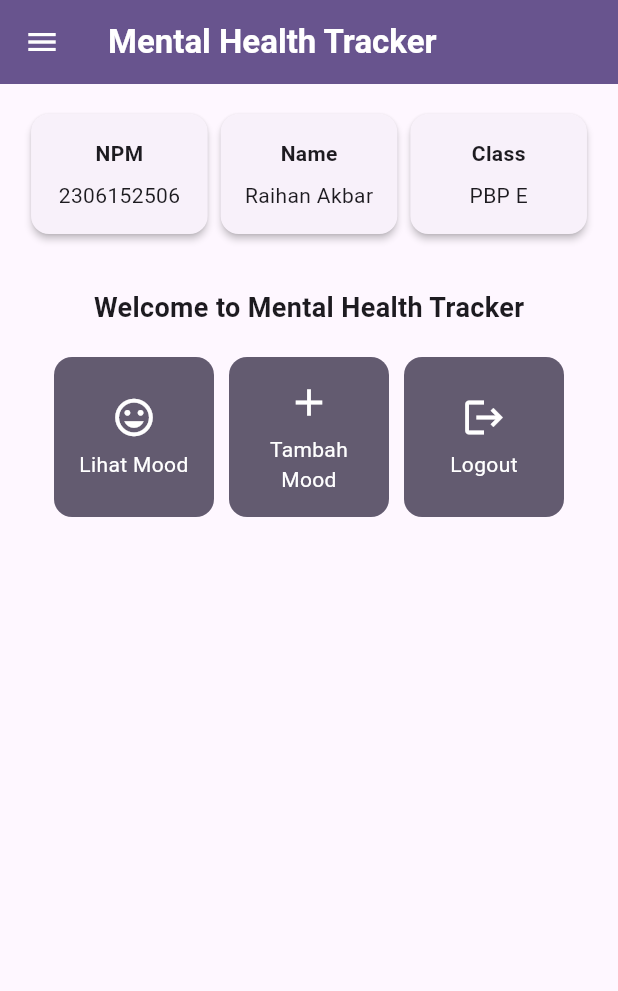
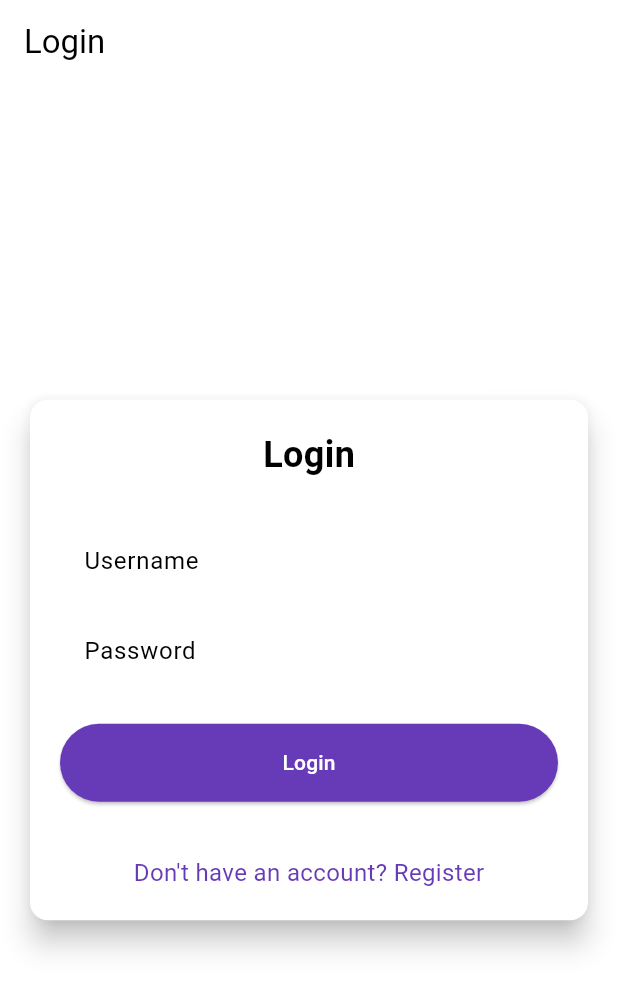
Before and after one commit to DaoistXuandu/mental_health_tracker, a Flutter app: the screen it shows after launch, on a phone screen of 412 x 824 dp. Shown: the top 991 px of the screen. Run offline on Flutter 3.47's test engine with Material 3 defaults, Android fonts, the phone set to English and light mode, and no system bars; missing offline and left inert: pbp_django_auth.

Commit message:
tutorial 8

```diff
--- a/lib/main.dart
+++ b/lib/main.dart
@@ -1,4 +1,7 @@
 import 'package:flutter/material.dart';
+import 'package:mental_health_tracker/screens/login.dart';
+import 'package:pbp_django_auth/pbp_django_auth.dart';
+import 'package:provider/provider.dart';
 import 'package:mental_health_tracker/screens/menu.dart';
 
 void main() {
@@ -8,31 +11,23 @@ void main() {
 class MyApp extends StatelessWidget {
   const MyApp({super.key});
 
-  // This widget is the root of your application.
   @override
   Widget build(BuildContext context) {
-    return MaterialApp(
-      title: 'Flutter Demo',
-      theme: ThemeData(
-        // This is the theme of your application.
-        //
-        // TRY THIS: Try running your application with "flutter run". You'll see
-        // the application has a purple toolbar. Then, without quitting the app,
-        // try changing the seedColor in the colorScheme below to Colors.green
-        // and then invoke "hot reload" (save your changes or press the "hot
-        // reload" button in a Flutter-supported IDE, or press "r" if you used
-        // the command line to start the app).
-        //
-        // Notice that the counter didn't reset back to zero; the application
-        // state is not lost during the reload. To reset the state, use hot
-        // restart instead.
-        //
-        // This works for code too, not just values: Most code changes can be
-        // tested with just a hot reload.
-        colorScheme: ColorScheme.fromSeed(seedColor: Colors.deepPurple),
-        useMaterial3: true,
+    return Provider(
+      create: (_) {
+        CookieRequest request = CookieRequest();
+        return request;
+      },
+      child: MaterialApp(
+        title: 'Mental Health Tracker',
+        theme: ThemeData(
+          useMaterial3: true,
+          colorScheme: ColorScheme.fromSwatch(
+            primarySwatch: Colors.deepPurple,
+          ).copyWith(secondary: Colors.deepPurple[400]),
+        ),
+        home: LoginPage(),
       ),
-      home: MyHomePage(),
     );
   }
 }
--- /dev/null
+++ b/lib/screens/login.dart
@@ -0,0 +1,182 @@
+import 'package:mental_health_tracker/screens/menu.dart';
+import 'package:flutter/material.dart';
+import 'package:mental_health_tracker/screens/register.dart';
+import 'package:pbp_django_auth/pbp_django_auth.dart';
+import 'package:provider/provider.dart';
+// TODO: Import halaman RegisterPage jika sudah dibuat
+
+void main() {
+  runApp(const LoginApp());
+}
+
+class LoginApp extends StatelessWidget {
+  const LoginApp({super.key});
+
+  @override
+  Widget build(BuildContext context) {
+    return MaterialApp(
+      title: 'Login',
+      theme: ThemeData(
+        useMaterial3: true,
+        colorScheme: ColorScheme.fromSwatch(
+          primarySwatch: Colors.deepPurple,
+        ).copyWith(secondary: Colors.deepPurple[400]),
+      ),
+      home: const LoginPage(),
+    );
+  }
+}
+
+class LoginPage extends StatefulWidget {
+  const LoginPage({super.key});
+
+  @override
+  State<LoginPage> createState() => _LoginPageState();
+}
+
+class _LoginPageState extends State<LoginPage> {
+  final TextEditingController _usernameController = TextEditingController();
+  final TextEditingController _passwordController = TextEditingController();
+
+  @override
+  Widget build(BuildContext context) {
+    final request = context.watch<CookieRequest>();
+
+    return Scaffold(
+      appBar: AppBar(
+        title: const Text('Login'),
+      ),
+      body: Center(
+        child: SingleChildScrollView(
+          padding: const EdgeInsets.all(16.0),
+          child: Card(
+            elevation: 8,
+            shape: RoundedRectangleBorder(
+              borderRadius: BorderRadius.circular(12.0),
+            ),
+            child: Padding(
+              padding: const EdgeInsets.all(20.0),
+              child: Column(
+                mainAxisSize: MainAxisSize.min,
+                children: [
+                  const Text(
+                    'Login',
+                    style: TextStyle(
+                      fontSize: 24.0,
+                      fontWeight: FontWeight.bold,
+                    ),
+                  ),
+                  const SizedBox(height: 30.0),
+                  TextField(
+                    controller: _usernameController,
+                    decoration: const InputDecoration(
+                      labelText: 'Username',
+                      hintText: 'Enter your username',
+                      border: OutlineInputBorder(
+                        borderRadius: BorderRadius.all(Radius.circular(12.0)),
+                      ),
+                      contentPadding:
+                          EdgeInsets.symmetric(horizontal: 12.0, vertical: 8.0),
+                    ),
+                  ),
+                  const SizedBox(height: 12.0),
+                  TextField(
+                    controller: _passwordController,
+                    decoration: const InputDecoration(
+                      labelText: 'Password',
+                      hintText: 'Enter your password',
+                      border: OutlineInputBorder(
+                        borderRadius: BorderRadius.all(Radius.circular(12.0)),
+                      ),
+                      contentPadding:
+                          EdgeInsets.symmetric(horizontal: 12.0, vertical: 8.0),
+                    ),
+                    obscureText: true,
+                  ),
+                  const SizedBox(height: 24.0),
+                  ElevatedButton(
+                    onPressed: () async {
+                      String username = _usernameController.text;
+                      String password = _passwordController.text;
+
+                      // Cek kredensial
+                      // TODO: Ganti URL dan jangan lupa tambahkan trailing slash (/) di akhir URL!
+                      // Untuk menyambungkan Android emulator dengan Django pada localhost,
+                      // gunakan URL http://10.0.2.2/
+                      final response = await request
+                          .login("http://127.0.0.1:8000/auth/login/", {
+                        'username': username,
+                        'password': password,
+                      });
+
+                      if (request.loggedIn) {
+                        String message = response['message'];
+                        String uname = response['username'];
+                        if (context.mounted) {
+                          Navigator.pushReplacement(
+                            context,
+                            MaterialPageRoute(
+                                builder: (context) => MyHomePage()),
+                          );
+                          ScaffoldMessenger.of(context)
+                            ..hideCurrentSnackBar()
+                            ..showSnackBar(
+                              SnackBar(
+                                  content:
+                                      Text("$message Selamat datang, $uname.")),
+                            );
+                        }
+                      } else {
+                        if (context.mounted) {
+                          showDialog(
+                            context: context,
+                            builder: (context) => AlertDialog(
+                              title: const Text('Login Gagal'),
+                              content: Text(response['message']),
+                              actions: [
+                                TextButton(
+                                  child: const Text('OK'),
+                                  onPressed: () {
+                                    Navigator.pop(context);
+                                  },
+                                ),
+                              ],
+                            ),
+                          );
+                        }
+                      }
+                    },
+                    style: ElevatedButton.styleFrom(
+                      foregroundColor: Colors.white,
+                      minimumSize: Size(double.infinity, 50),
+                      backgroundColor: Theme.of(context).colorScheme.primary,
+                      padding: const EdgeInsets.symmetric(vertical: 16.0),
+                    ),
+                    child: const Text('Login'),
+                  ),
+                  const SizedBox(height: 36.0),
+                  GestureDetector(
+                    onTap: () {
+                      Navigator.push(
+                        context,
+                        MaterialPageRoute(
+                            builder: (context) => const RegisterPage()),
+                      );
+                    },
+                    child: Text(
+                      'Don\'t have an account? Register',
+                      style: TextStyle(
+                        color: Theme.of(context).colorScheme.primary,
+                        fontSize: 16.0,
+                      ),
+                    ),
+                  ),
+                ],
+              ),
+            ),
+          ),
+        ),
+      ),
+    );
+  }
+}
--- a/lib/screens/moodentry_form.dart
+++ b/lib/screens/moodentry_form.dart
@@ -28,6 +28,7 @@ class _MoodEntryFormPageState extends State<MoodEntryFormPage> {
         foregroundColor: Colors.white,
       ),
       // TODO: Tambahkan drawer yang sudah dibuat di sini
+      drawer: const LeftDrawer(),
       body: Form(
         key: _formKey,
         child: Column(
--- a/lib/widgets/mood_card.dart
+++ b/lib/widgets/mood_card.dart
@@ -1,3 +1,4 @@
+import 'package:mental_health_tracker/screens/list_moodentry.dart';
 import 'package:mental_health_tracker/screens/moodentry_form.dart';
 import 'package:flutter/material.dart';
 
@@ -39,6 +40,11 @@ class ItemCard extends StatelessWidget {
                 context,
                 MaterialPageRoute(
                     builder: (context) => const MoodEntryFormPage()));
+          } else if (item.name == "Lihat Mood") {
+            Navigator.push(
+              context,
+              MaterialPageRoute(builder: (context) => const MoodEntryPage()),
+            );
           }
         },
         // Container untuk menyimpan Icon dan Text
--- a/pubspec.yaml
+++ b/pubspec.yaml
@@ -35,6 +35,9 @@ dependencies:
   # The following adds the Cupertino Icons font to your application.
   # Use with the CupertinoIcons class for iOS style icons.
   cupertino_icons: ^1.0.8
+  provider: ^6.1.2
+  pbp_django_auth: ^0.4.0
+  http: ^1.2.2
 
 dev_dependencies:
   flutter_test:
@@ -45,7 +48,7 @@ dev_dependencies:
   # activated in the `analysis_options.yaml` file located at the root of your
   # package. See that file for information about deactivating specific lint
   # rules and activating additional ones.
-  flutter_lints: ^4.0.0
+  flutter_lints: ^5.0.0
 
 # For information on the generic Dart part of this file, see the
 # following page: https://dart.dev/tools/pub/pubspec
```
Also changed, not shown: lib/models/mood_entry.dart (added, +68 -0 lines), lib/screens/list_moodentry.dart (added, +90 -0 lines), lib/screens/register.dart (added, +166 -0 lines), lib/widgets/left_drawer.dart (+12 -0 lines), pubspec.lock, 8 other files.
